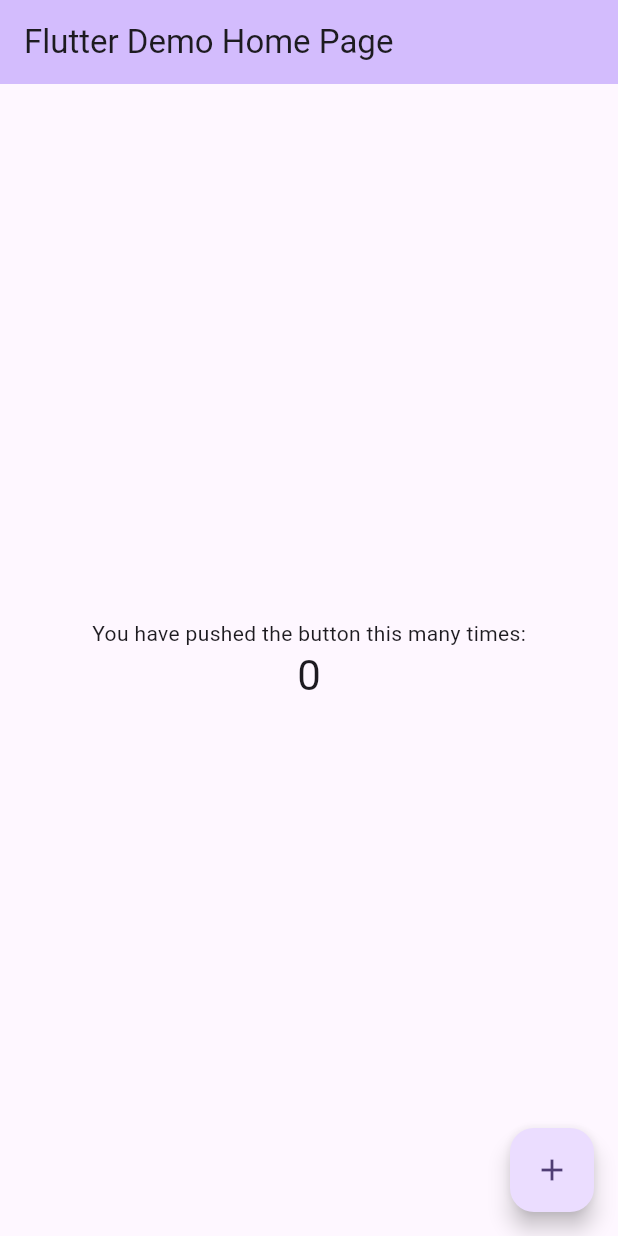
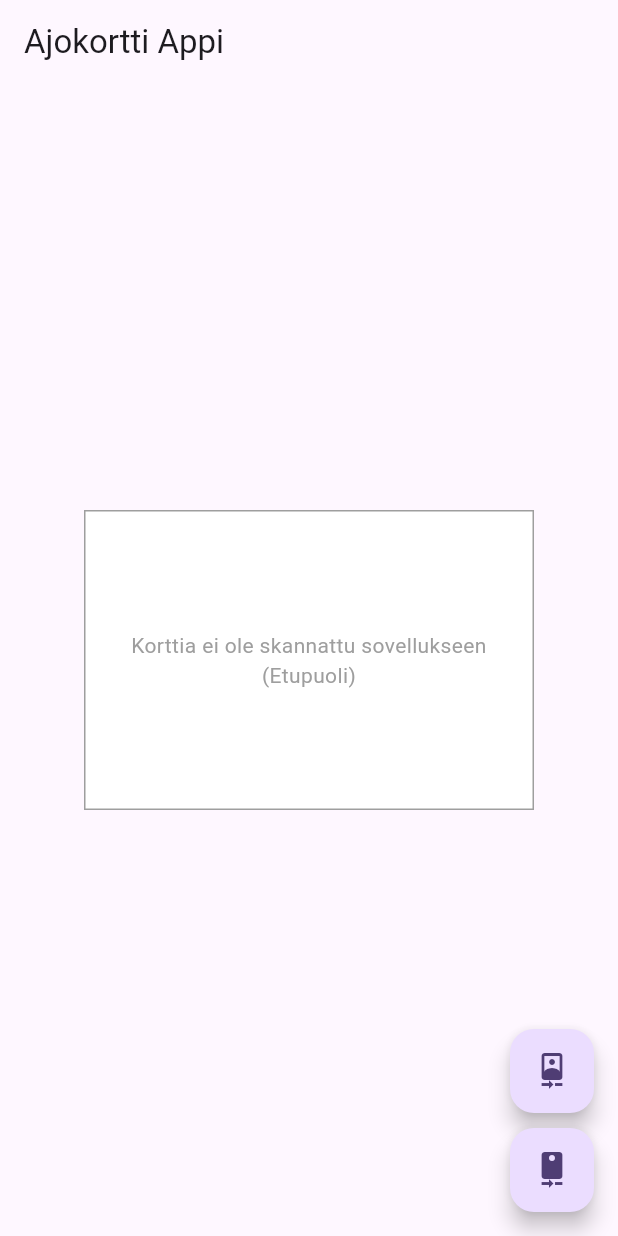
Before and after one commit to JaamoK/ajokorttiappi, a Flutter app: the screen it shows after launch, on a phone screen of 412 x 824 dp. Run offline on Flutter 3.47's test engine with Material 3 defaults, Android fonts, the light colour scheme and no system bars; our stand-ins replace image_picker.

Commit message:
Making the basic prototype of the driving license app

```diff
--- a/lib/main.dart
+++ b/lib/main.dart
@@ -1,4 +1,7 @@
+import 'dart:io';
 import 'package:flutter/material.dart';
+import 'package:image_picker/image_picker.dart';
+import 'package:flutter/services.dart';
 
 void main() {
   runApp(const MyApp());
@@ -7,116 +10,157 @@ void main() {
 class MyApp extends StatelessWidget {
   const MyApp({super.key});
 
-  // This widget is the root of your application.
   @override
   Widget build(BuildContext context) {
     return MaterialApp(
-      title: 'Flutter Demo',
+      title: 'Ajokortti Appi',
       theme: ThemeData(
-        // This is the theme of your application.
-        //
-        // TRY THIS: Try running your application with "flutter run". You'll see
-        // the application has a purple toolbar. Then, without quitting the app,
-        // try changing the seedColor in the colorScheme below to Colors.green
-        // and then invoke "hot reload" (save your changes or press the "hot
-        // reload" button in a Flutter-supported IDE, or press "r" if you used
-        // the command line to start the app).
-        //
-        // Notice that the counter didn't reset back to zero; the application
-        // state is not lost during the reload. To reset the state, use hot
-        // restart instead.
-        //
-        // This works for code too, not just values: Most code changes can be
-        // tested with just a hot reload.
         colorScheme: ColorScheme.fromSeed(seedColor: Colors.deepPurple),
       ),
-      home: const MyHomePage(title: 'Flutter Demo Home Page'),
+      home: const MyHomePage(),
     );
   }
 }
 
 class MyHomePage extends StatefulWidget {
-  const MyHomePage({super.key, required this.title});
-
-  // This widget is the home page of your application. It is stateful, meaning
-  // that it has a State object (defined below) that contains fields that affect
-  // how it looks.
-
-  // This class is the configuration for the state. It holds the values (in this
-  // case the title) provided by the parent (in this case the App widget) and
-  // used by the build method of the State. Fields in a Widget subclass are
-  // always marked "final".
-
-  final String title;
+  const MyHomePage({super.key});
 
   @override
   State<MyHomePage> createState() => _MyHomePageState();
 }
 
-class _MyHomePageState extends State<MyHomePage> {
-  int _counter = 0;
+class _MyHomePageState extends State<MyHomePage> with SingleTickerProviderStateMixin {
+  File? _frontImage;
+  File? _backImage;
+  bool _isFront = true;
 
-  void _incrementCounter() {
+  final ImagePicker _picker = ImagePicker();
+  late AnimationController _controller;
+  late Animation<double> _animation;
+
+  @override
+  void initState() {
+    super.initState();
+    _controller = AnimationController(
+      duration: const Duration(milliseconds: 500),
+      vsync: this,
+    );
+    _animation = Tween<double>(begin: 0, end: 1).animate(_controller);
+  }
+
+  Future<void> _takePhoto(bool isFront) async {
+    // Lock orientation to landscape
+    await SystemChrome.setPreferredOrientations([
+      DeviceOrientation.landscapeRight,
+      DeviceOrientation.landscapeLeft,
+    ]);
+
+    final XFile? photo = await _picker.pickImage(source: ImageSource.camera);
+    if (photo != null) {
+      setState(() {
+        if (isFront) {
+          _frontImage = File(photo.path);
+        } else {
+          _backImage = File(photo.path);
+        }
+      });
+    }
+
+    // Restore orientation to allow both portrait and landscape
+    await SystemChrome.setPreferredOrientations([
+      DeviceOrientation.portraitUp,
+      DeviceOrientation.portraitDown,
+      DeviceOrientation.landscapeRight,
+      DeviceOrientation.landscapeLeft,
+    ]);
+  }
+
+  void _flipCard() {
     setState(() {
-      // This call to setState tells the Flutter framework that something has
-      // changed in this State, which causes it to rerun the build method below
-      // so that the display can reflect the updated values. If we changed
-      // _counter without calling setState(), then the build method would not be
-      // called again, and so nothing would appear to happen.
-      _counter++;
+      _isFront = !_isFront;
+      if (_isFront) {
+        _controller.reverse();
+      } else {
+        _controller.forward();
+      }
     });
   }
 
   @override
+  void dispose() {
+    _controller.dispose();
+    super.dispose();
+  }
+
+  @override
   Widget build(BuildContext context) {
-    // This method is rerun every time setState is called, for instance as done
-    // by the _incrementCounter method above.
-    //
-    // The Flutter framework has been optimized to make rerunning build methods
-    // fast, so that you can just rebuild anything that needs updating rather
-    // than having to individually change instances of widgets.
     return Scaffold(
       appBar: AppBar(
-        // TRY THIS: Try changing the color here to a specific color (to
-        // Colors.amber, perhaps?) and trigger a hot reload to see the AppBar
-        // change color while the other colors stay the same.
-        backgroundColor: Theme.of(context).colorScheme.inversePrimary,
-        // Here we take the value from the MyHomePage object that was created by
-        // the App.build method, and use it to set our appbar title.
-        title: Text(widget.title),
+        title: const Text('Ajokortti Appi'),
       ),
       body: Center(
-        // Center is a layout widget. It takes a single child and positions it
-        // in the middle of the parent.
-        child: Column(
-          // Column is also a layout widget. It takes a list of children and
-          // arranges them vertically. By default, it sizes itself to fit its
-          // children horizontally, and tries to be as tall as its parent.
-          //
-          // Column has various properties to control how it sizes itself and
-          // how it positions its children. Here we use mainAxisAlignment to
-          // center the children vertically; the main axis here is the vertical
-          // axis because Columns are vertical (the cross axis would be
-          // horizontal).
-          //
-          // TRY THIS: Invoke "debug painting" (choose the "Toggle Debug Paint"
-          // action in the IDE, or press "p" in the console), to see the
-          // wireframe for each widget.
-          mainAxisAlignment: MainAxisAlignment.center,
-          children: <Widget>[
-            const Text('You have pushed the button this many times:'),
-            Text(
-              '$_counter',
-              style: Theme.of(context).textTheme.headlineMedium,
-            ),
-          ],
+        child: GestureDetector(
+          onTap: _flipCard,
+          child: AnimatedBuilder(
+            animation: _animation,
+            builder: (context, child) {
+              final angle = _animation.value * 3.14159; // Rotate 180 degrees
+              return Transform(
+                alignment: Alignment.center,
+                transform: Matrix4.identity()
+                  ..setEntry(3, 2, 0.001) // Perspective
+                  ..rotateY(angle),
+                child: angle <= 1.57
+                    ? _buildCard(_frontImage, 'Etupuoli')
+                    : Transform(
+                        alignment: Alignment.center,
+                        transform: Matrix4.identity()..rotateY(3.14159),
+                        child: _buildCard(_backImage, 'Takapuoli'),
+                      ),
+              );
+            },
+          ),
         ),
       ),
-      floatingActionButton: FloatingActionButton(
-        onPressed: _incrementCounter,
-        tooltip: 'Increment',
-        child: const Icon(Icons.add),
-      ), // This trailing comma makes auto-formatting nicer for build methods.
+      floatingActionButton: Column(
+        mainAxisAlignment: MainAxisAlignment.end,
+        children: [
+          FloatingActionButton(
+            onPressed: () => _takePhoto(true),
+            tooltip: 'Ota kuva etupuolesta',
+            child: const Icon(Icons.camera_front),
+          ),
+          const SizedBox(height: 10),
+          FloatingActionButton(
+            onPressed: () => _takePhoto(false),
+            tooltip: 'Ota kuva takapuolesta',
+            child: const Icon(Icons.camera_rear),
+          ),
+        ],
+      ),
+    );
+  }
+
+  Widget _buildCard(File? image, String placeholderText) {
+    return Container(
+      width: 300,
+      height: 200,
+      decoration: BoxDecoration(
+        border: Border.all(color: Colors.grey),
+        color: Colors.white,
+      ),
+      child: image != null
+          ? Image.file(
+              image,
+              fit: BoxFit.cover,
+            )
+          : Center(
+              child: Text(
+                'Korttia ei ole skannattu sovellukseen\n($placeholderText)',
+                textAlign: TextAlign.center,
+                style: const TextStyle(color: Colors.grey),
+              ),
+            ),
     );
   }
 }
--- a/pubspec.yaml
+++ b/pubspec.yaml
@@ -34,6 +34,7 @@ dependencies:
   # The following adds the Cupertino Icons font to your application.
   # Use with the CupertinoIcons class for iOS style icons.
   cupertino_icons: ^1.0.8
+  image_picker: ^0.8.7+4
 
 dev_dependencies:
   flutter_test:
```
Also changed, not shown: pubspec.lock, 1 other file.
